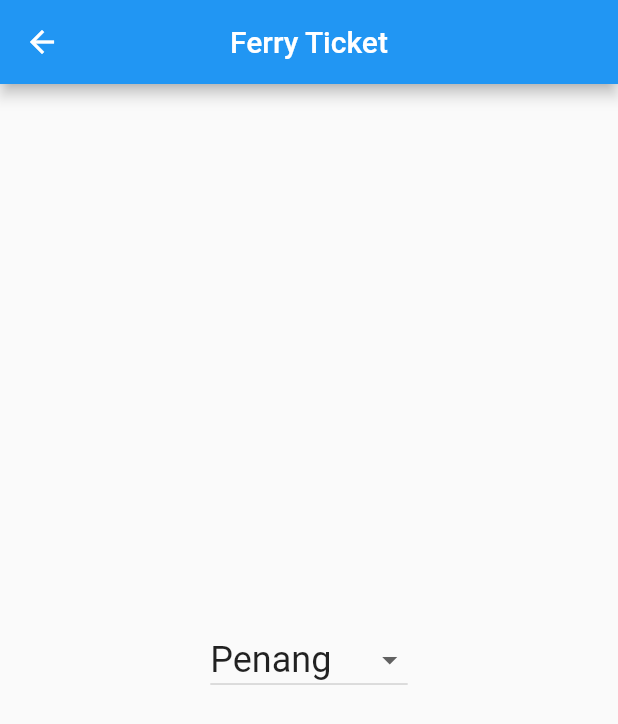
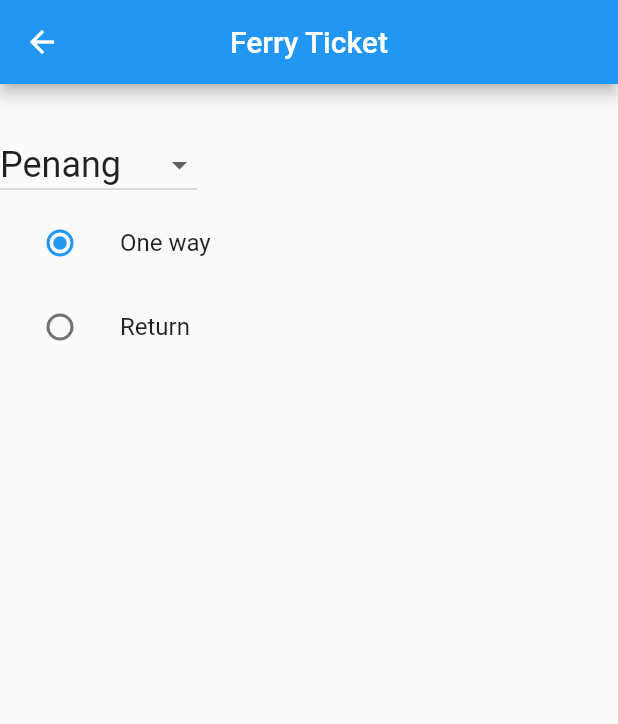
Before and after one commit to aWexisWen/bonvoyage, a Flutter app: the buy_ticketFormPage screen opened directly, on a phone screen of 412 x 824 dp. Shown: the top 724 px of the screen. Run offline on Flutter 3.47's test engine with Material 2 defaults, Android fonts, the phone set to English and light mode, and no system bars; our stand-ins replace sqflite; missing offline and left inert: dart:html; accounts and stored records are empty.

Commit message:
Update buy_ticket.dart

```diff
--- a/lib/pages/buy_ticket.dart
+++ b/lib/pages/buy_ticket.dart
@@ -11,6 +11,8 @@ class buy_ticketFormPage extends StatefulWidget {
   _buy_ticketFormPageState createState() => _buy_ticketFormPageState();
 }
 
+enum Trip { oneway, returning }
+
 class _buy_ticketFormPageState extends State<buy_ticketFormPage> {
   final TextEditingController _depart_dateController = TextEditingController();
   final TextEditingController _journeyController = TextEditingController();
@@ -18,6 +20,8 @@ class _buy_ticketFormPageState extends State<buy_ticketFormPage> {
   final TextEditingController _dest_routeController = TextEditingController();
   final TextEditingController _user_idController = TextEditingController();
   final DatabaseServices _databaseService = DatabaseServices();
+  final _formKey = GlobalKey<FormState>();
+
   List<String> location = [
     'Penang',
     'Langkawi',
@@ -26,6 +30,7 @@ class _buy_ticketFormPageState extends State<buy_ticketFormPage> {
     'Koh Lipe'
   ];
   String? selectedLocation = 'Penang';
+  Trip? _character = Trip.oneway;
 
   @override
   void initState() {
@@ -66,19 +71,57 @@ class _buy_ticketFormPageState extends State<buy_ticketFormPage> {
         title: const Text('Ferry Ticket'),
         centerTitle: true,
       ),
-      body: Center(
-        child: DropdownButton<String>(
+      body: SingleChildScrollView(
+        child: Form(
+          key: _formKey,
+          child: Container(
+            padding: const EdgeInsets.symmetric(vertical: 30),
+            child: Column(
+              crossAxisAlignment: CrossAxisAlignment.start,
+              children: [
+                DropdownButton<String>(
                   value: selectedLocation,
                   items: location
                       .map((location) => DropdownMenuItem<String>(
                             value: location,
-            child: Text(location, style: TextStyle(fontSize: 24),),
+                            child: Text(
+                              location,
+                              style: TextStyle(fontSize: 24),
+                            ),
                           ))
                       .toList(),
-          onChanged: (location) => setState(()=>selectedLocation = location),
-    )
+                  onChanged: (location) =>
+                      setState(() => selectedLocation = location),
                 ),
-    //add here
+                ListTile(
+                  title: const Text('One way'),
+                  leading: Radio<Trip>(
+                    value: Trip.oneway,
+                    groupValue: _character,
+                    onChanged: (Trip? value) {
+                      setState(() {
+                        _character = value;
+                      });
+                    },
+                  ), //fuck u fadil
+                ),
+                ListTile(
+                  title: const Text('Return'),
+                  leading: Radio<Trip>(
+                    value: Trip.returning,
+                    groupValue: _character,
+                    onChanged: (Trip? value) {
+                      setState(() {
+                        _character = value;
+                      });
+                    },
+                  ),
+                ),
+              ],
+            ),
+          ),
+        ),
+      ),
     );
   }
 }
```
Lines whose indentation alone changed are shown as unchanged.
